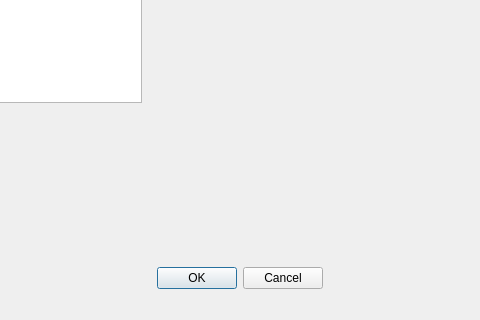
The window that src/gui/desktop/ui/photos_add_dialog.ui (Kicer86/photobroom) describes before a commit, drawn with Qt 5; both pictures show x 260 to 740 and y 430 to 750 of the 1000 by 750 pixel window.
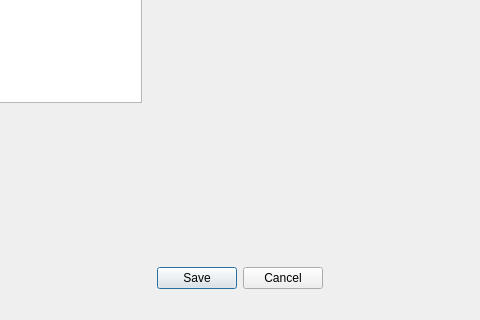
The same window after the commit. Icons and pictures are not drawn. Custom widgets are drawn as their Qt base class.

Commit message: gui: ui: PhotosAddDialog: updating buttons

What changed in the file:
```diff
--- a/src/gui/desktop/ui/photos_add_dialog.ui
+++ b/src/gui/desktop/ui/photos_add_dialog.ui
@@ -67,7 +67,7 @@
     <item>
      <widget class="QDialogButtonBox" name="buttonBox">
       <property name="standardButtons">
-       <set>QDialogButtonBox::Cancel|QDialogButtonBox::Ok</set>
+       <set>QDialogButtonBox::Cancel|QDialogButtonBox::Save</set>
       </property>
      </widget>
     </item>
```
